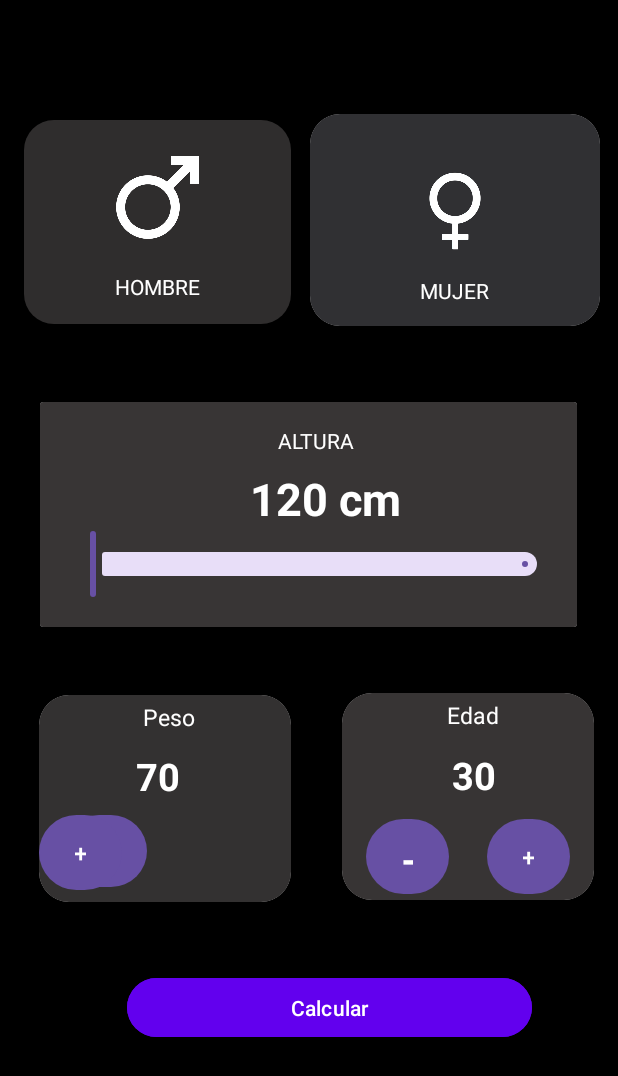
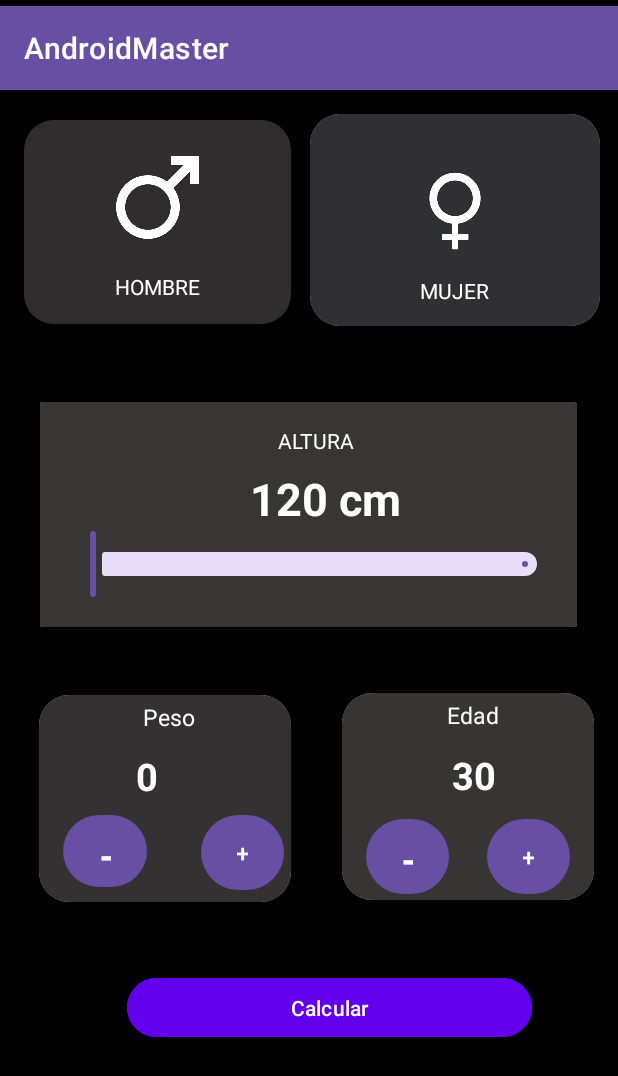
Before and after one commit to EMAXSS05/APP-IMC-CALCULATOR, an Android app: the screen it shows after launch (MainActivity), on a phone screen of 412 x 824 dp. Shown: the top 1076 px of the screen. Run offline under Robolectric (Android 15) with nearby library versions, the phone set to English and light mode, and no system bars.

Commit message:
cambios guardados

```diff
--- a/app/src/main/java/com/example/appimccalculator/ImcCalculatorFragment.kt
+++ b/app/src/main/java/com/example/appimccalculator/ImcCalculatorFragment.kt
@@ -7,7 +7,7 @@ import android.view.View
 import android.view.ViewGroup
 import android.widget.Button
 import android.widget.TextView
-import androidx.compose.ui.semantics.text
+
 
 class ImcCalculatorFragment : Fragment() {
 
--- a/app/src/main/res/layout/activity_main.xml
+++ b/app/src/main/res/layout/activity_main.xml
@@ -4,9 +4,21 @@
     xmlns:tools="http://schemas.android.com/tools"
     android:id="@+id/main"
     android:layout_width="match_parent"
+    android:orientation="vertical"
     android:layout_height="match_parent"
     tools:context=".MainActivity">
 
+
+    <com.google.android.material.appbar.MaterialToolbar
+        android:id="@+id/toolbar"
+        android:layout_width="match_parent"
+        android:layout_height="wrap_content"
+        android:layout_marginTop="4dp"
+        android:background="?attr/colorPrimary"
+        app:layout_constraintTop_toTopOf="parent"
+        app:title="AndroidMaster"
+        style="@style/Widget.MaterialComponents.Toolbar.Primary"
+        tools:layout_editor_absoluteX="0dp" />
 
     <androidx.fragment.app.FragmentContainerView
         android:layout_width="match_parent"
--- a/app/src/main/res/layout/fragment_imc_calculator.xml
+++ b/app/src/main/res/layout/fragment_imc_calculator.xml
@@ -7,6 +7,7 @@
     android:orientation="vertical"
     android:background="@color/black"
     tools:context=".ImcCalculatorFragment">
+
 
 
     <!--mujer-->
@@ -198,7 +199,7 @@
                 app:layout_constraintTop_toTopOf="parent" />
 
             <TextView
-                android:id="@+id/tvpeso"
+                android:id="@+id/tvPeso"
                 android:layout_width="39dp"
                 android:layout_height="35dp"
                 android:layout_marginTop="11dp"
@@ -223,14 +224,15 @@
                 app:layout_constraintTop_toTopOf="parent" />
 
             <Button
-                android:id="@+id/button2"
+                android:id="@+id/btnSumarPeso"
                 android:layout_width="55dp"
                 android:layout_height="58dp"
-                android:layout_marginStart="24dp"
+                android:layout_marginStart="36dp"
                 android:text="+"
                 android:textSize="16dp"
+
                 app:layout_constraintBottom_toBottomOf="parent"
-                app:layout_constraintStart_toEndOf="@+id/button"
+                app:layout_constraintStart_toEndOf="@+id/btnRestarPeso"
                 app:layout_constraintTop_toTopOf="parent"
                 app:layout_constraintVertical_bias="0.95" />
 
```
